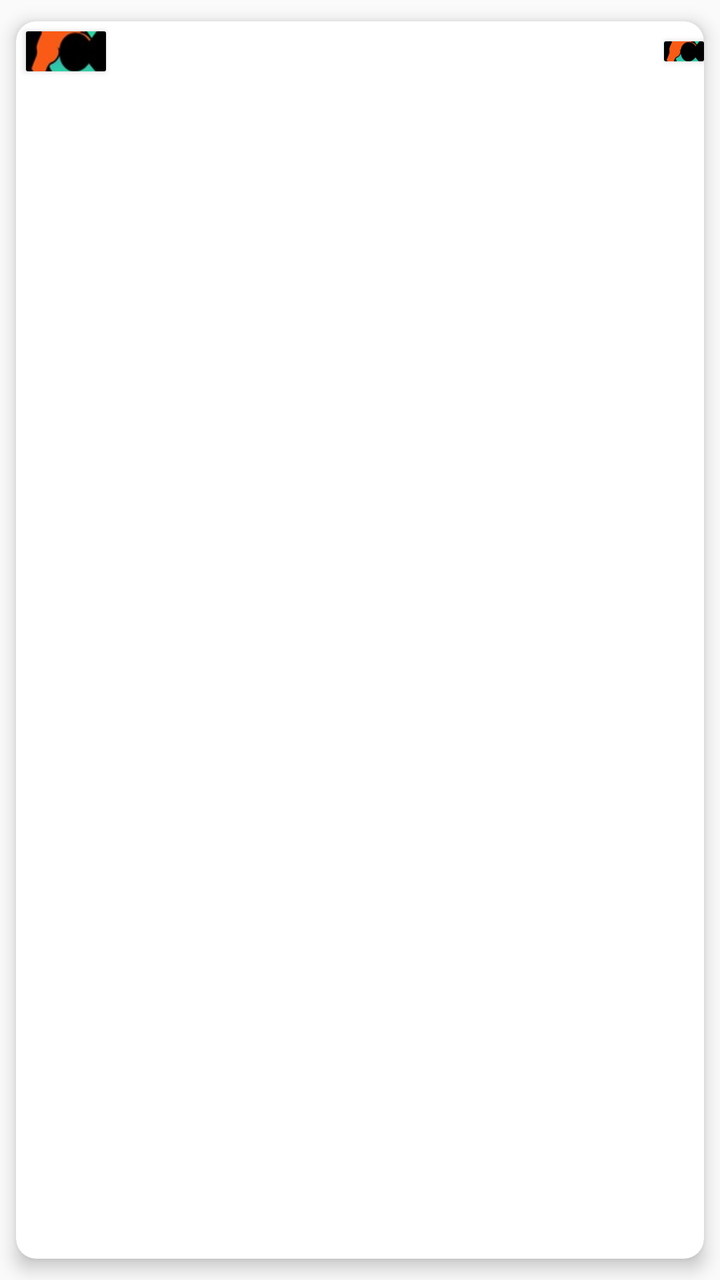
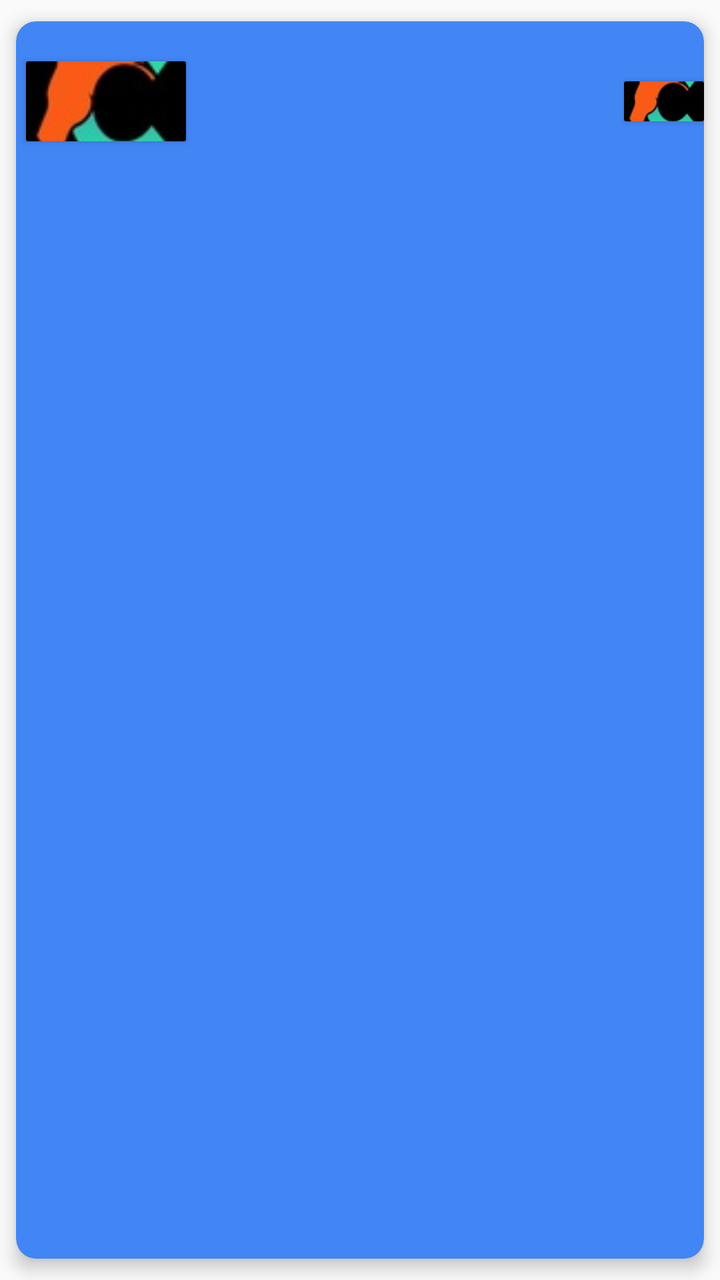

The first picture is an Android layout as it rendered before a commit; the second is the same layout after the commit. The layout source and the unified diff follow.
<!-- AndroidManifest.xml: application theme Theme.AppCompat.Light.DarkActionBar -->
<!-- res/layout/row_grid_items.xml -->
<?xml version="1.0" encoding="utf-8"?>
<androidx.cardview.widget.CardView
    xmlns:android="http://schemas.android.com/apk/res/android"
    xmlns:tools="http://schemas.android.com/tools"
    android:layout_width="match_parent"
    android:layout_height="wrap_content"
    xmlns:app="http://schemas.android.com/apk/res-auto"
    app:cardElevation="5dp"
    app:cardCornerRadius="10dp"
    app:cardBackgroundColor="#fff"
    app:cardUseCompatPadding="true"
    >
    <LinearLayout
        android:layout_width="match_parent"
        android:layout_height="wrap_content"
        android:orientation="horizontal"
        >
        <androidx.cardview.widget.CardView
            android:layout_width="wrap_content"
            android:layout_height="wrap_content"
            app:cardCornerRadius="1dp"
            android:layout_margin="5dp"
            android:layout_gravity="center"

            >
            <ImageView
                android:id="@+id/country_flag"
                android:layout_width="40dp"
                android:layout_height="20dp"
                android:scaleType="centerCrop"
                android:src="@drawable/icon_72x72"
                />

        </androidx.cardview.widget.CardView>


        <TextView
            android:id="@+id/Nominal"
            android:layout_width="wrap_content"
            android:layout_height="wrap_content"
            android:layout_weight="1"
            android:layout_gravity="center"
            />
        <TextView
            android:id="@+id/CcyNm"
            android:layout_width="wrap_content"
            android:layout_height="wrap_content"
            android:layout_weight="3"
            android:layout_gravity="center"
            />
        <TextView
            android:id="@+id/Rate"
            android:layout_width="wrap_content"
            android:layout_height="wrap_content"
            android:layout_gravity="center"
            android:layout_weight="3"
            />
        <TextView
            android:id="@+id/Diff"
            android:layout_width="wrap_content"
            android:layout_height="wrap_content"
            android:layout_gravity="center"
            />
        <androidx.cardview.widget.CardView
            android:layout_width="wrap_content"
            android:layout_height="wrap_content"
            app:cardCornerRadius="1dp"
            android:layout_gravity="center"
            >

            <ImageView
                android:id="@+id/imageDiff"
                android:layout_width="20dp"
                android:layout_height="10dp"
                android:scaleType="centerCrop"
                android:src="@drawable/icon_72x72"
                />
        </androidx.cardview.widget.CardView>
        <LinearLayout
            android:visibility="gone"
            android:layout_width="wrap_content"
            android:layout_height="wrap_content"
            android:layout_gravity="center"
            android:layout_weight="3"
            android:orientation="vertical"
            >

            <TextView
                android:visibility="gone"
                android:id="@+id/Code"
                android:layout_width="wrap_content"
                android:layout_height="wrap_content"
                android:layout_gravity="center_horizontal"
                android:layout_marginTop="10dp"
                />
            <TextView
                android:visibility="gone"
                android:id="@+id/Ccy"
                android:layout_width="wrap_content"
                android:layout_height="wrap_content"
                android:layout_gravity="center_horizontal"
                android:layout_marginTop="10dp"
                />
            <TextView
                android:visibility="gone"
                android:id="@+id/Date"
                android:layout_width="wrap_content"
                android:layout_height="wrap_content"
                android:layout_gravity="center_horizontal"
                android:layout_marginTop="10dp"
                />


        </LinearLayout>
        <androidx.cardview.widget.CardView
            android:visibility="gone"
            android:layout_width="wrap_content"
            android:layout_height="wrap_content"
            app:cardCornerRadius="1dp"
            android:layout_margin="5dp"
            android:layout_gravity="center"
            >

            <ImageView
                android:id="@+id/imageview"
                android:layout_width="40dp"
                android:layout_height="20dp"
                android:scaleType="centerCrop"
                android:src="@drawable/icon_72x72"
                />
        </androidx.cardview.widget.CardView>


    </LinearLayout>

</androidx.cardview.widget.CardView>
<!-- resources referenced by this layout -->
<resources>
  <!-- drawable icon_72x72: jpg bitmap (drawable-v24, 2657 bytes) -->
</resources>

<!-- the commit's change to res/layout/row_grid_items.xml (unified diff, before → after) -->
@@ -7,12 +7,12 @@
     xmlns:app="http://schemas.android.com/apk/res-auto"
     app:cardElevation="5dp"
     app:cardCornerRadius="10dp"
-    app:cardBackgroundColor="#fff"
+    app:cardBackgroundColor="@color/gnt_blue"
     app:cardUseCompatPadding="true"
     >
     <LinearLayout
         android:layout_width="match_parent"
-        android:layout_height="wrap_content"
+        android:layout_height="80dp"
         android:orientation="horizontal"
         >
         <androidx.cardview.widget.CardView
@@ -25,8 +25,8 @@
             >
             <ImageView
                 android:id="@+id/country_flag"
-                android:layout_width="40dp"
-                android:layout_height="20dp"
+                android:layout_width="80dp"
+                android:layout_height="40dp"
                 android:scaleType="centerCrop"
                 android:src="@drawable/icon_72x72"
                 />
@@ -36,6 +36,7 @@
 
         <TextView
             android:id="@+id/Nominal"
+            android:textColor="@color/white"
             android:layout_width="wrap_content"
             android:layout_height="wrap_content"
             android:layout_weight="1"
@@ -43,6 +44,7 @@
             />
         <TextView
             android:id="@+id/CcyNm"
+            android:textColor="@color/white"
             android:layout_width="wrap_content"
             android:layout_height="wrap_content"
             android:layout_weight="3"
@@ -50,6 +52,7 @@
             />
         <TextView
             android:id="@+id/Rate"
+            android:textColor="@color/white"
             android:layout_width="wrap_content"
             android:layout_height="wrap_content"
             android:layout_gravity="center"
@@ -57,6 +60,7 @@
             />
         <TextView
             android:id="@+id/Diff"
+            android:textColor="@color/white"
             android:layout_width="wrap_content"
             android:layout_height="wrap_content"
             android:layout_gravity="center"
@@ -70,8 +74,8 @@
 
             <ImageView
                 android:id="@+id/imageDiff"
-                android:layout_width="20dp"
-                android:layout_height="10dp"
+                android:layout_width="40dp"
+                android:layout_height="20dp"
                 android:scaleType="centerCrop"
                 android:src="@drawable/icon_72x72"
                 />
@@ -123,8 +127,8 @@
 
             <ImageView
                 android:id="@+id/imageview"
-                android:layout_width="40dp"
-                android:layout_height="20dp"
+                android:layout_width="80dp"
+                android:layout_height="40dp"
                 android:scaleType="centerCrop"
                 android:src="@drawable/icon_72x72"
                 />
<!-- resource entries referenced after the edit -->
@@ -1,5 +1,7 @@
 <!-- resources referenced by this layout -->
 <resources>
+  <color name="gnt_blue">#4285f4</color>
+  <color name="white">#FFFFFFFF</color>
   <!-- drawable icon_72x72: jpg bitmap (drawable-v24, 2657 bytes) -->
 </resources>
 
